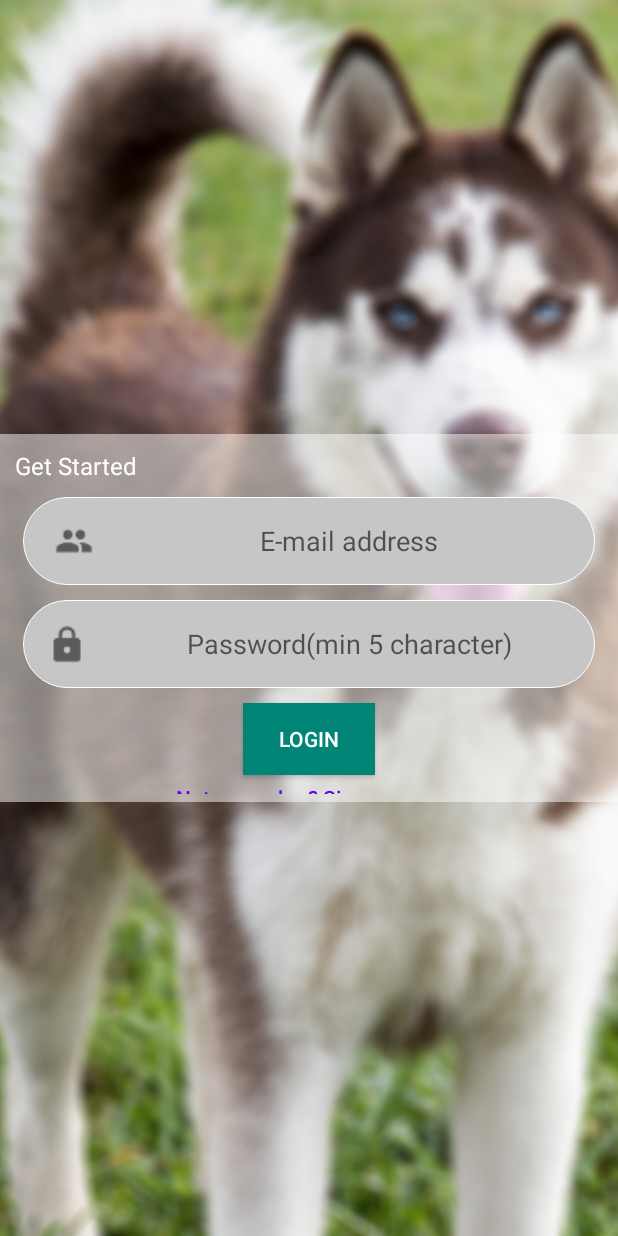
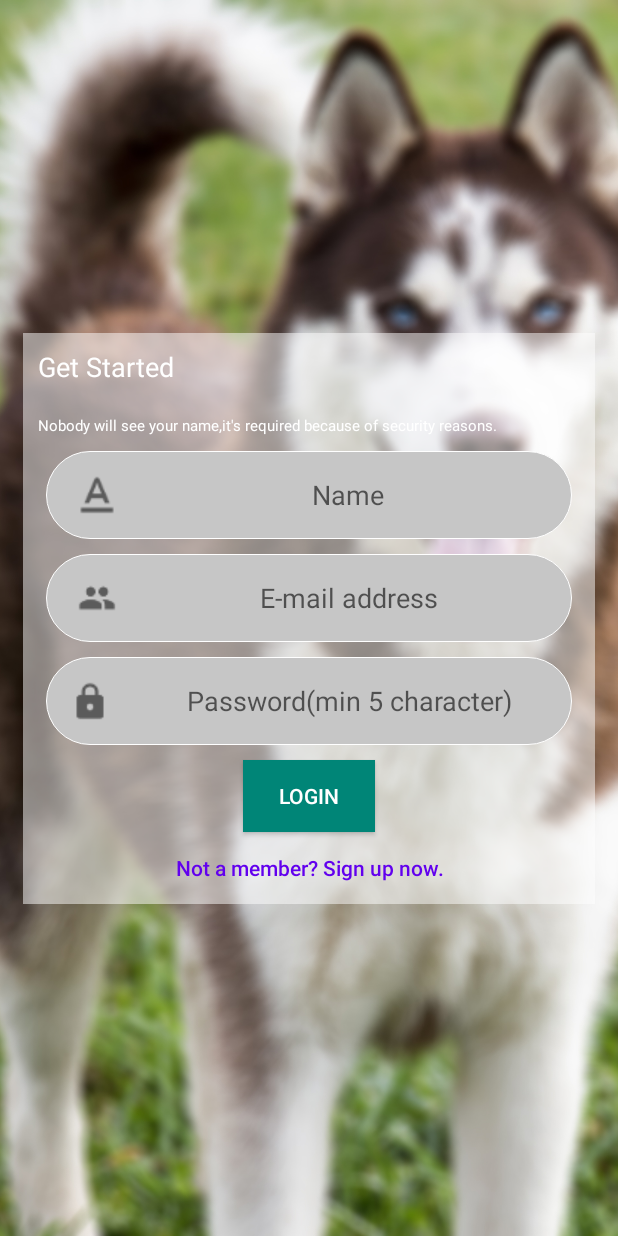
Before and after one commit to bozsandris/AnimalAbuse, an Android app: the layout registrationlayout.xml on its own in the app's theme, with its tools: preview values and no code run, on a phone screen of 412 x 824 dp. Run offline under Robolectric (Android 15) with nearby library versions, the phone set to English and light mode, and no system bars.

```diff
--- a/app/src/main/res/layout/loginlayout.xml
+++ b/app/src/main/res/layout/loginlayout.xml
@@ -18,7 +18,9 @@
         android:background="@drawable/trans_white_rectangle"
         android:orientation="vertical"
         app:layout_constraintBottom_toBottomOf="parent"
-        app:layout_constraintTop_toTopOf="parent">
+        app:layout_constraintTop_toTopOf="parent"
+        android:layout_marginStart="15dp"
+        android:layout_marginEnd="15dp">
 
         <TextView
             android:id="@+id/textView"
--- a/app/src/main/res/layout/registrationlayout.xml
+++ b/app/src/main/res/layout/registrationlayout.xml
@@ -12,13 +12,15 @@
 
     <LinearLayout
         android:layout_width="match_parent"
-        android:layout_height="245dp"
+        android:layout_height="wrap_content"
         android:layout_marginTop="8dp"
         android:layout_marginBottom="8dp"
         android:background="@drawable/trans_white_rectangle"
         android:orientation="vertical"
         app:layout_constraintBottom_toBottomOf="parent"
-        app:layout_constraintTop_toTopOf="parent">
+        app:layout_constraintTop_toTopOf="parent"
+        android:layout_marginStart="15dp"
+        android:layout_marginEnd="15dp">
 
         <TextView
             android:id="@+id/textView"
@@ -27,7 +29,33 @@
             android:padding="10dp"
             android:text="Get Started"
             android:textColor="#FFFFFF"
-            android:textSize="16sp" />
+            android:textSize="18sp" />
+
+        <TextView
+            android:id="@+id/textView2"
+            android:layout_width="match_parent"
+            android:layout_height="wrap_content"
+            android:padding="10dp"
+            android:text="Nobody will see your name,it's required because of security reasons."
+            android:textColor="#FFFFFF"
+            android:textSize="10sp" />
+
+        <EditText
+            android:id="@+id/editText2"
+            android:layout_width="match_parent"
+            android:layout_height="wrap_content"
+            android:layout_marginStart="15dp"
+            android:layout_marginEnd="15dp"
+            android:layout_marginBottom="10dp"
+            android:background="@drawable/rounded_white"
+            android:drawableLeft="@drawable/ic_text_format"
+            android:ems="10"
+            android:hint="Name"
+            android:inputType="textEmailAddress"
+            android:padding="5dp"
+            android:paddingStart="10dp"
+            android:textAlignment="center"
+            android:textSize="18sp" />
 
         <EditText
             android:id="@+id/emailtext"
--- a/app/src/main/res/menu/menu_animal_abuse.xml
+++ b/app/src/main/res/menu/menu_animal_abuse.xml
@@ -2,11 +2,6 @@
     xmlns:app="http://schemas.android.com/apk/res-auto"
     xmlns:tools="http://schemas.android.com/tools"
     tools:context="com.example.bozsi.animalabuse.AnimalAbuseService">
-    <item
-    android:id="@+id/action_login"
-    android:orderInCategory="100"
-    android:title="@string/action_login"
-    app:showAsAction="never" />
     <item
         android:id="@+id/action_help"
         android:orderInCategory="101"
```
Also changed, not shown: app/build.gradle (+0 -7 lines), app/src/main/AndroidManifest.xml (+6 -1 lines), app/src/main/java/com/example/bozsi/animalabuse/AnimalAbuseService.java (+2 -24 lines), app/src/main/java/com/example/bozsi/animalabuse/LoginService.java (added, +49 -0 lines).
